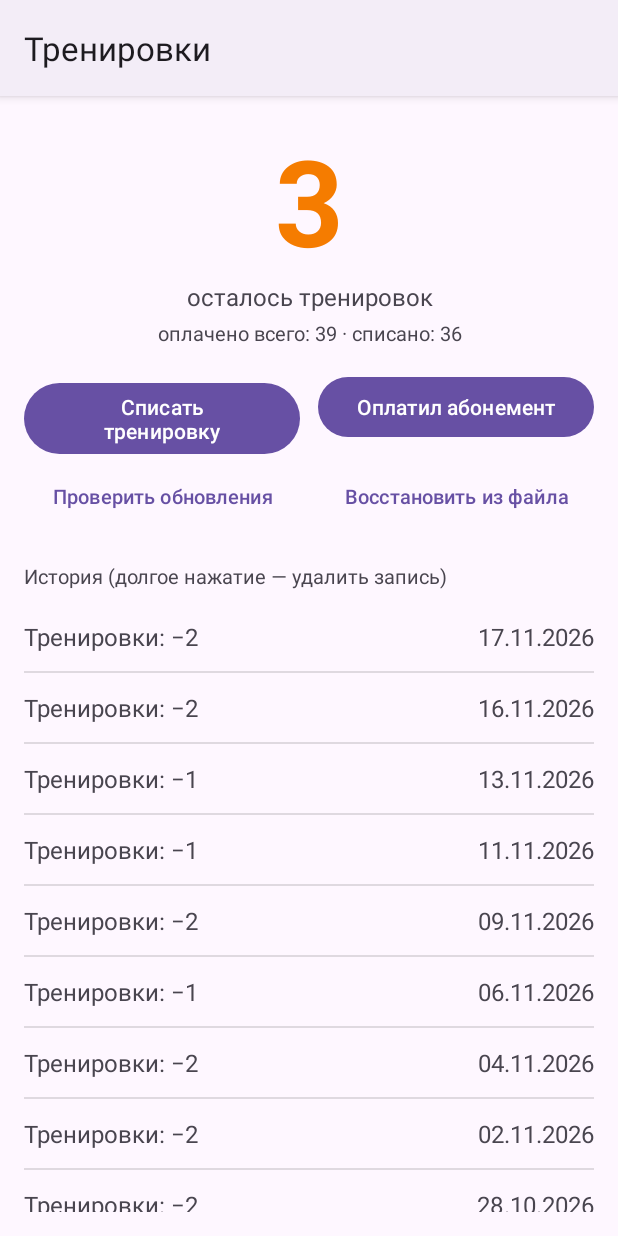
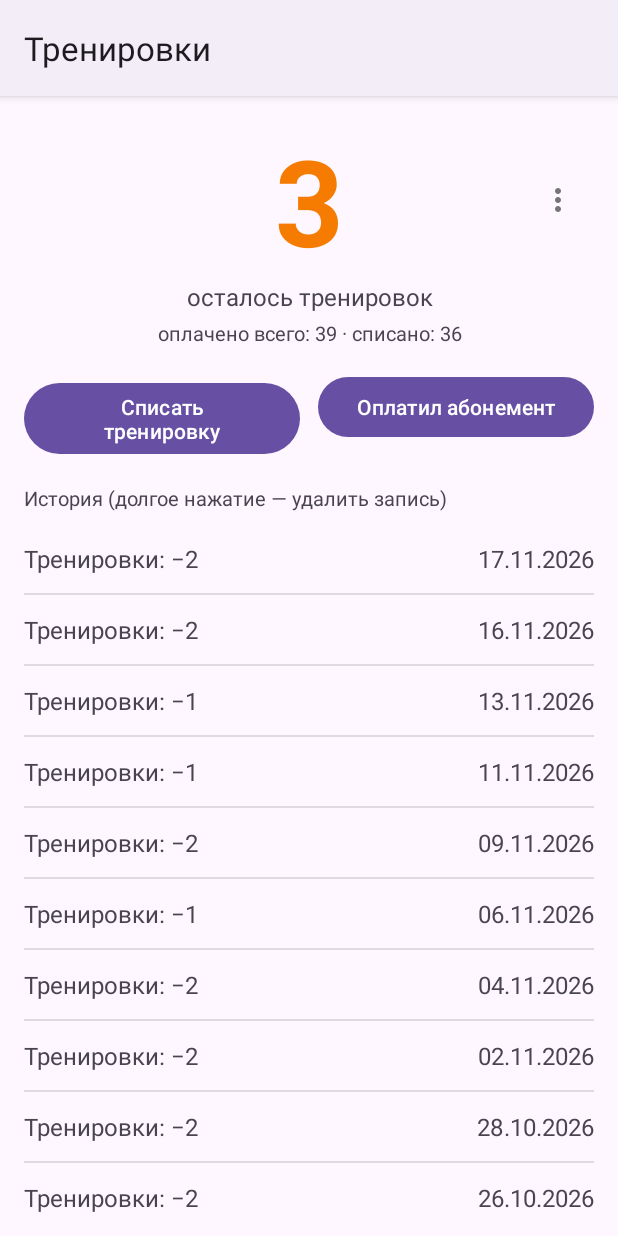
Before and after one commit to vitalysemenovkr/trainings-app, an Android app: the screen it shows after launch (MainActivity), on a phone screen of 412 x 824 dp. Run offline under Robolectric (Android 15) with nearby library versions, the phone set to English and light mode, and no system bars; 2 statements that could not run were skipped.

Commit message:
Move service buttons into top-right menu

```diff
--- a/app/src/main/res/layout/activity_main.xml
+++ b/app/src/main/res/layout/activity_main.xml
@@ -4,6 +4,10 @@
     android:layout_height="match_parent"
     android:orientation="vertical"
     android:padding="16dp">
+
+    <FrameLayout
+        android:layout_width="match_parent"
+        android:layout_height="wrap_content">
 
         <TextView
             android:id="@+id/remaining"
@@ -13,6 +17,16 @@
             android:text="0"
             android:textSize="80sp"
             android:textStyle="bold" />
+
+        <ImageButton
+            android:id="@+id/btnMenu"
+            android:layout_width="48dp"
+            android:layout_height="48dp"
+            android:layout_gravity="end|center_vertical"
+            android:background="?attr/selectableItemBackgroundBorderless"
+            android:contentDescription="Меню"
+            android:src="@drawable/ic_more_vert" />
+    </FrameLayout>
 
     <TextView
         android:layout_width="match_parent"
@@ -52,33 +66,6 @@
             android:text="Оплатил абонемент" />
     </LinearLayout>
 
-    <LinearLayout
-        android:layout_width="match_parent"
-        android:layout_height="wrap_content"
-        android:layout_marginTop="4dp"
-        android:orientation="horizontal">
-
-        <Button
-            android:id="@+id/btnUpdate"
-            style="@style/Widget.Material3.Button.TextButton"
-            android:layout_width="0dp"
-            android:layout_height="wrap_content"
-            android:layout_marginEnd="6dp"
-            android:layout_weight="1"
-            android:textSize="13sp"
-            android:text="Проверить обновления" />
-
-        <Button
-            android:id="@+id/btnImport"
-            style="@style/Widget.Material3.Button.TextButton"
-            android:layout_width="0dp"
-            android:layout_height="wrap_content"
-            android:layout_marginStart="6dp"
-            android:layout_weight="1"
-            android:textSize="13sp"
-            android:text="Восстановить из файла" />
-    </LinearLayout>
-
     <TextView
         android:layout_width="match_parent"
         android:layout_height="wrap_content"
```
Lines whose indentation alone changed are shown as unchanged.
